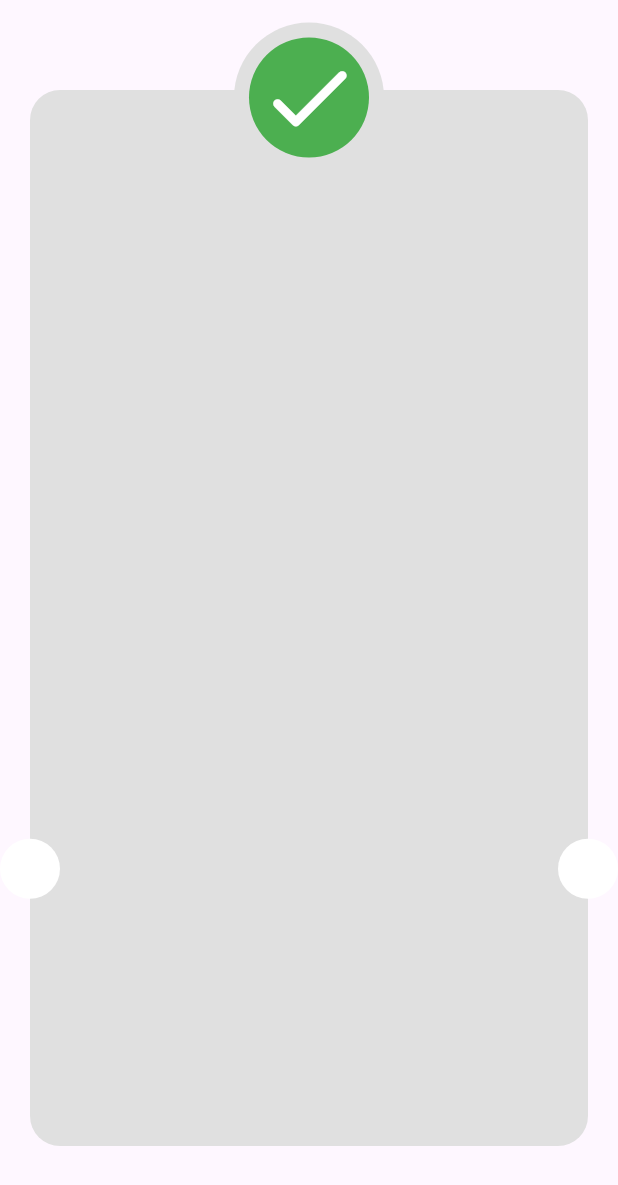
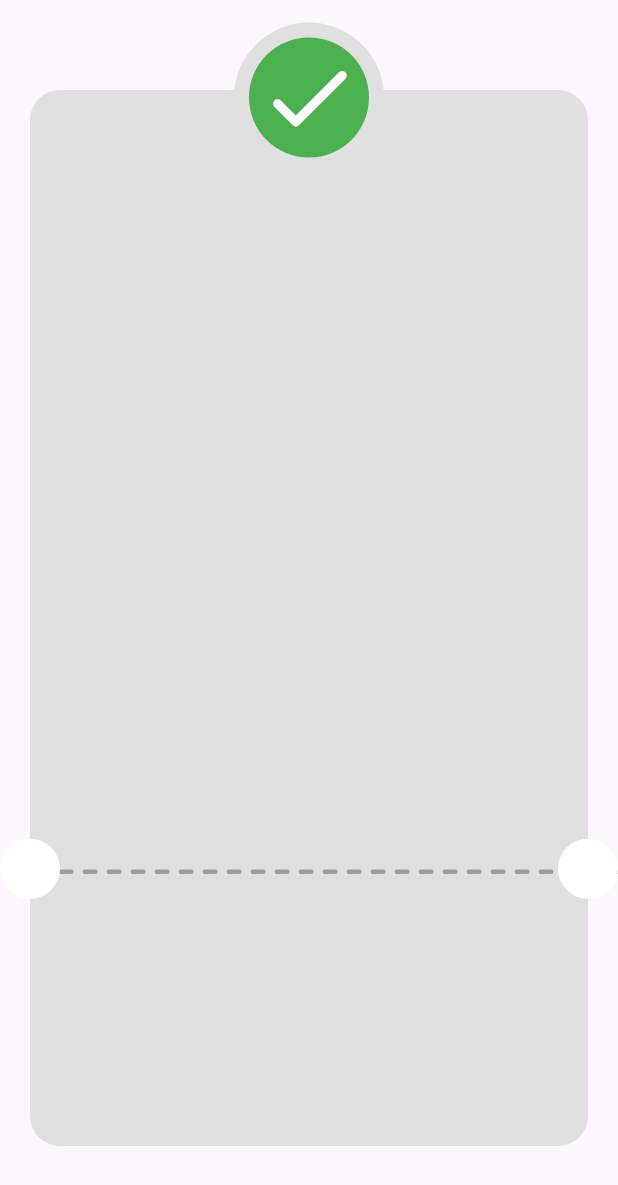
Before and after one commit to marcolous/Flutter-Checkout, a Flutter app: the ThankYouView screen opened directly, on a phone screen of 412 x 824 dp. Shown: the top 1185 px of the screen. Run offline on Flutter 3.47's test engine with Material 3 defaults, Android fonts, the phone set to English and light mode, and no system bars; our stand-ins replace flutter_svg, gap.

Commit message:
create dashed lines

```diff
--- a/lib/Features/checkout/presentation/views/thank_you_view_body.dart
+++ b/lib/Features/checkout/presentation/views/thank_you_view_body.dart
@@ -15,6 +15,19 @@ class ThankYouViewBody extends StatelessWidget {
               color: Colors.grey[300],
               shape: RoundedRectangleBorder(
                 borderRadius: BorderRadius.circular(20),
+              ),
+            ),
+          ),
+          Positioned(
+            //top: 50,
+            bottom: MediaQuery.sizeOf(context).height * .22,
+            child: Row(
+              children: List.generate(
+                25,
+                (index) => const Padding(
+                  padding: EdgeInsets.symmetric(horizontal: 3),
+                  child: CustomDots(),
+                ),
               ),
             ),
           ),
@@ -60,3 +73,23 @@ class ThankYouViewBody extends StatelessWidget {
     );
   }
 }
+
+class CustomDots extends StatelessWidget {
+  const CustomDots({
+    super.key,
+  });
+
+  @override
+  Widget build(BuildContext context) {
+    return Container(
+      width: 10,
+      height: 3,
+      decoration: ShapeDecoration(
+        color: Colors.grey,
+        shape: RoundedRectangleBorder(
+          borderRadius: BorderRadius.circular(20),
+        ),
+      ),
+    );
+  }
+}
```
Also changed, not shown: pubspec.lock.
